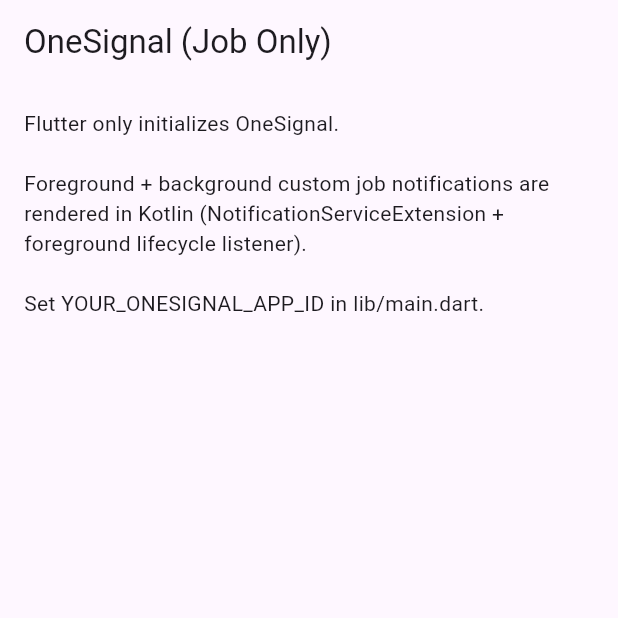
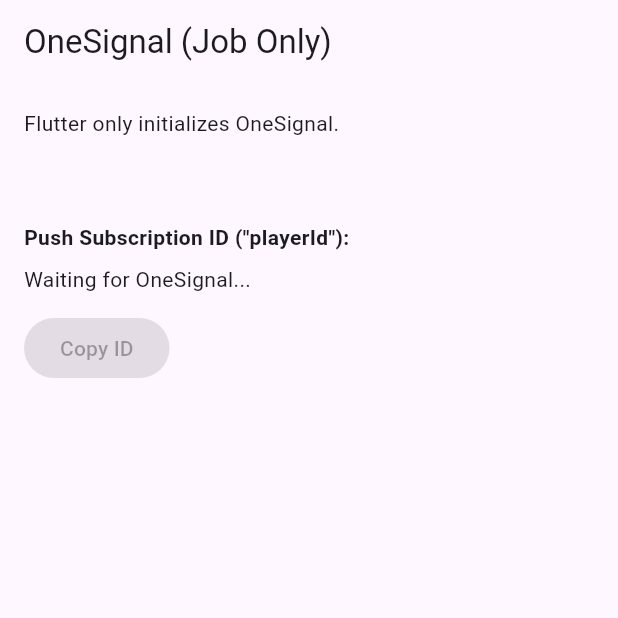
Before and after one commit to softwareengineer111/lambda-test-notification-activity, a Flutter app: the screen it shows after launch, on a phone screen of 412 x 824 dp, the top half of it. Run offline on Flutter 3.47's test engine with Material 3 defaults, Android fonts, the phone set to English and light mode, and no system bars; missing offline and left inert: onesignal_flutter.

Commit message:
[Fix] New update player id

```diff
--- a/lib/main.dart
+++ b/lib/main.dart
@@ -1,5 +1,7 @@
 import 'package:flutter/material.dart';
+import 'package:flutter/services.dart';
 import 'package:onesignal_flutter/onesignal_flutter.dart';
+import 'dart:async';
 
 void main() async {
   WidgetsFlutterBinding.ensureInitialized();
@@ -16,6 +18,10 @@
 class _MyAppState extends State<MyApp> {
   final GlobalKey<ScaffoldMessengerState> _scaffoldMessengerKey = GlobalKey<ScaffoldMessengerState>();
 
+  String? _pushSubscriptionId;
+
+  Timer? _pollTimer;
+
   // TODO: Replace with your OneSignal App ID
   static const String _oneSignalAppId = 'be13a59a-95c4-43c5-b104-43d3b3f1921d';
 
@@ -28,8 +34,50 @@
     OneSignal.Notifications.requestPermission(true);
 
     OneSignal.User.pushSubscription.addObserver((state) {
-      debugPrint('OneSignal push optedIn=${state.current.optedIn} id=${state.current.id}');
+      final id = state.current.id;
+      debugPrint('OneSignal push optedIn=${state.current.optedIn} id=$id');
+      if (mounted) {
+        setState(() {
+          _pushSubscriptionId = id;
+        });
+      }
     });
+
+    // In some cases (especially on first install) the observer may not fire
+    // immediately. Do a delayed fetch + a short retry loop.
+    Future.delayed(const Duration(seconds: 1), _refreshPushSubscriptionId);
+
+    _pollTimer?.cancel();
+    var triesLeft = 8; // ~8 seconds max
+    _pollTimer = Timer.periodic(const Duration(seconds: 1), (t) {
+      triesLeft -= 1;
+      _refreshPushSubscriptionId();
+      if ((_pushSubscriptionId != null && _pushSubscriptionId!.isNotEmpty) || triesLeft <= 0) {
+        t.cancel();
+      }
+    });
+  }
+
+  void _refreshPushSubscriptionId() {
+    try {
+      // onesignal_flutter v5: subscription state is available under User.pushSubscription
+      final id = OneSignal.User.pushSubscription.id;
+      final optedIn = OneSignal.User.pushSubscription.optedIn;
+      debugPrint('OneSignal poll optedIn=$optedIn id=$id');
+      if (mounted && id != null && id.isNotEmpty && id != _pushSubscriptionId) {
+        setState(() {
+          _pushSubscriptionId = id;
+        });
+      }
+    } catch (e) {
+      debugPrint('OneSignal poll error: $e');
+    }
+  }
+
+  @override
+  void dispose() {
+    _pollTimer?.cancel();
+    super.dispose();
   }
 
   @override
@@ -39,13 +87,29 @@
       scaffoldMessengerKey: _scaffoldMessengerKey,
       home: Scaffold(
         appBar: AppBar(title: const Text('OneSignal (Job Only)')),
-        body: const Padding(
-          padding: EdgeInsets.all(16),
-          child: Text(
-            'Flutter only initializes OneSignal.\n\n'
-            'Foreground + background custom job notifications are rendered in Kotlin '
-            '(NotificationServiceExtension + foreground lifecycle listener).\n\n'
-            'Set YOUR_ONESIGNAL_APP_ID in lib/main.dart.',
+        body: Padding(
+          padding: const EdgeInsets.all(16),
+          child: Column(
+            crossAxisAlignment: CrossAxisAlignment.start,
+            children: [
+              const Text('Flutter only initializes OneSignal.\n\n'),
+              const SizedBox(height: 16),
+              const Text('Push Subscription ID ("playerId"):', style: TextStyle(fontWeight: FontWeight.w600)),
+              const SizedBox(height: 8),
+              SelectableText(_pushSubscriptionId ?? 'Waiting for OneSignal...'),
+              const SizedBox(height: 12),
+              ElevatedButton(
+                onPressed: (_pushSubscriptionId == null || _pushSubscriptionId!.isEmpty)
+                    ? null
+                    : () async {
+                        await Clipboard.setData(ClipboardData(text: _pushSubscriptionId!));
+                        _scaffoldMessengerKey.currentState?.showSnackBar(
+                          const SnackBar(content: Text('Copied Push Subscription ID')),
+                        );
+                      },
+                child: const Text('Copy ID'),
+              ),
+            ],
           ),
         ),
       ),
```
Also changed, not shown: 1 other file.
